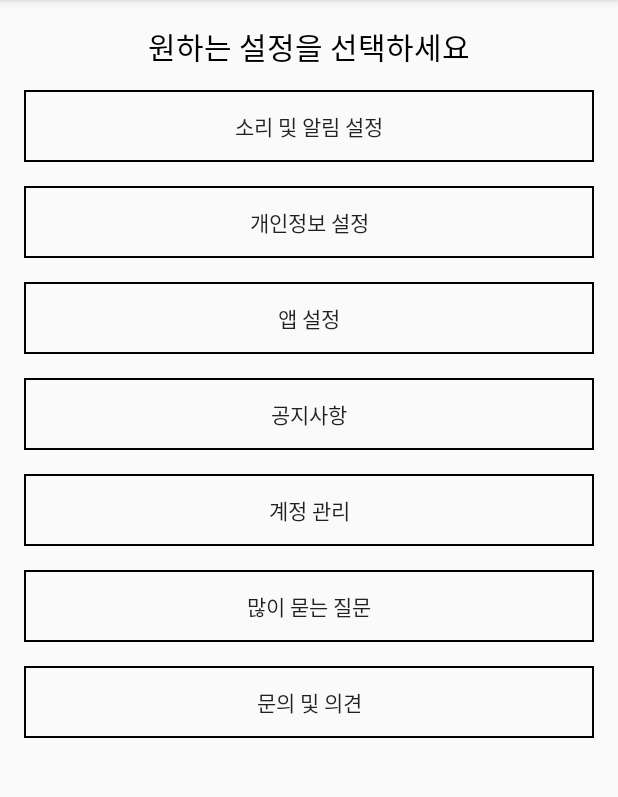
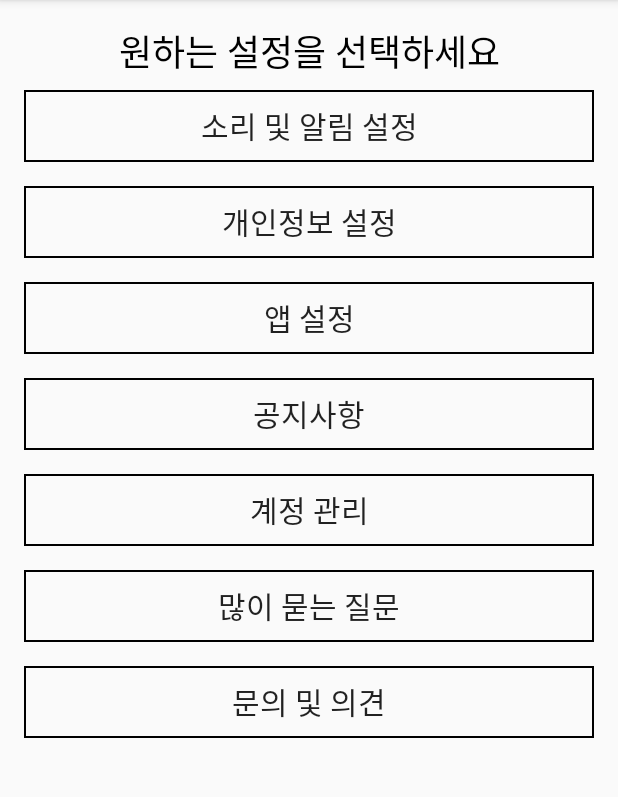
Before and after one commit to Jihye817/CalenderEx, an Android app: the Setting screen opened directly, with no data from a screen before it, on a phone screen of 412 x 824 dp, the part 84-881 px from its top. Run offline under Robolectric (Android 15) with nearby library versions, the phone set to English and light mode, and no system bars.

Commit message:
11.28 글씨크기고침

```diff
--- a/app/src/main/res/layout/activity_setting.xml
+++ b/app/src/main/res/layout/activity_setting.xml
@@ -18,6 +18,7 @@
         android:background="@drawable/textlines"
         android:stateListAnimator="@null"
         android:text="소리 및 알림 설정"
+        android:textSize="20sp"
         app:layout_constraintEnd_toEndOf="parent"
         app:layout_constraintHorizontal_bias="0.0"
         app:layout_constraintStart_toStartOf="parent"
@@ -35,6 +36,7 @@
         android:background="@drawable/textlines"
         android:stateListAnimator="@null"
         android:text="개인정보 설정"
+        android:textSize="20sp"
         app:layout_constraintEnd_toEndOf="parent"
         app:layout_constraintStart_toStartOf="parent"
         app:layout_constraintTop_toBottomOf="@+id/button" />
@@ -52,6 +54,7 @@
         android:background="@drawable/textlines"
         android:stateListAnimator="@null"
         android:text="앱 설정"
+        android:textSize="20sp"
         app:layout_constraintEnd_toEndOf="parent"
         app:layout_constraintStart_toStartOf="parent"
         app:layout_constraintTop_toBottomOf="@+id/button2" />
@@ -68,6 +71,7 @@
         android:background="@drawable/textlines"
         android:stateListAnimator="@null"
         android:text="공지사항"
+        android:textSize="20sp"
         app:layout_constraintEnd_toEndOf="parent"
         app:layout_constraintStart_toStartOf="parent"
         app:layout_constraintTop_toBottomOf="@+id/button3" />
@@ -84,6 +88,7 @@
         android:background="@drawable/textlines"
         android:stateListAnimator="@null"
         android:text="계정 관리"
+        android:textSize="20sp"
         app:layout_constraintEnd_toEndOf="parent"
         app:layout_constraintStart_toStartOf="parent"
         app:layout_constraintTop_toBottomOf="@+id/button4" />
@@ -100,6 +105,7 @@
         android:background="@drawable/textlines"
         android:stateListAnimator="@null"
         android:text="많이 묻는 질문"
+        android:textSize="20sp"
         app:layout_constraintEnd_toEndOf="parent"
         app:layout_constraintStart_toStartOf="parent"
         app:layout_constraintTop_toBottomOf="@+id/button5" />
@@ -116,6 +122,7 @@
         android:background="@drawable/textlines"
         android:stateListAnimator="@null"
         android:text="문의 및 의견"
+        android:textSize="20sp"
         app:layout_constraintEnd_toEndOf="parent"
         app:layout_constraintStart_toStartOf="parent"
         app:layout_constraintTop_toBottomOf="@+id/button6" />
@@ -127,7 +134,7 @@
         android:layout_marginTop="16dp"
         android:text="원하는 설정을 선택하세요"
         android:textColor="#000000"
-        android:textSize="20dp"
+        android:textSize="24sp"
         app:layout_constraintEnd_toEndOf="parent"
         app:layout_constraintStart_toStartOf="parent"
         app:layout_constraintTop_toTopOf="parent" />
```
